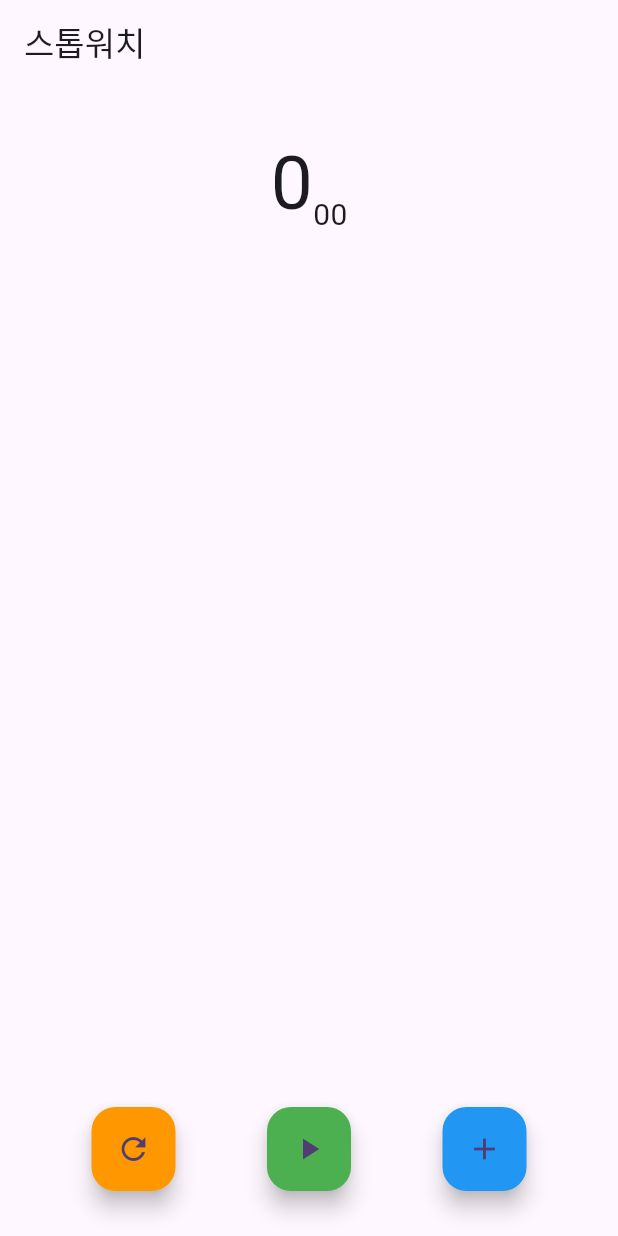
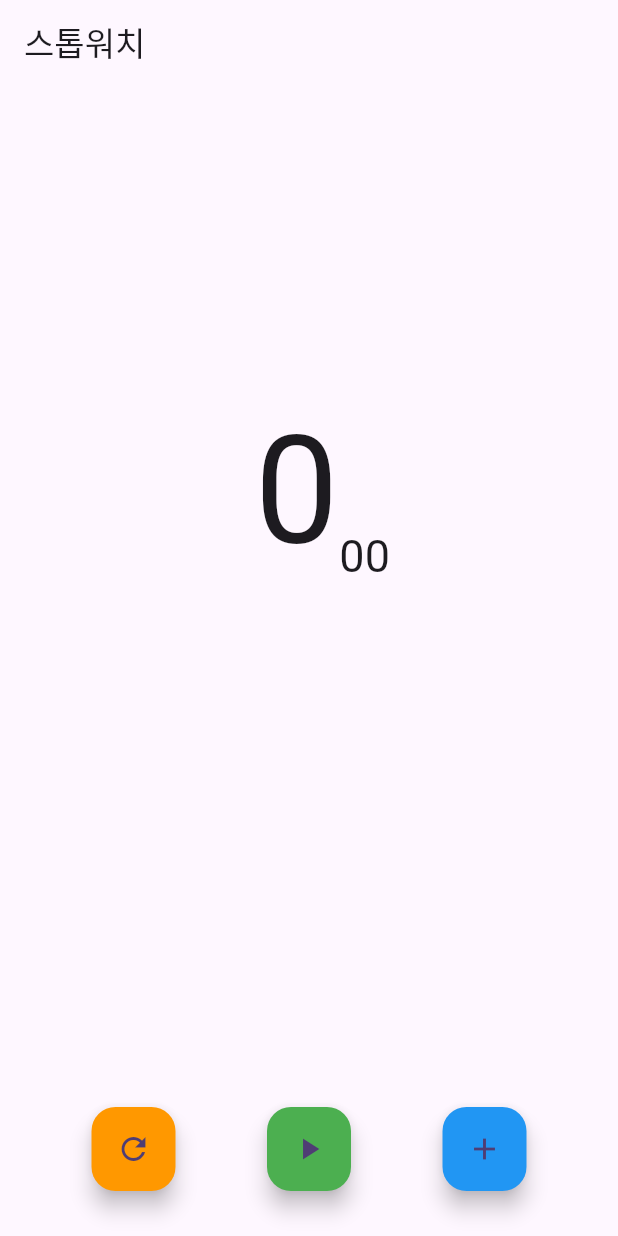
Before and after one commit to Jungin1020/inflearn_flutter_basic, a Flutter app: the screen it shows after launch, on a phone screen of 412 x 824 dp. Run offline on Flutter 3.47's test engine with Material 2 defaults, Android fonts, the phone set to English and light mode, and no system bars; our stand-ins replace firebase_auth, firebase_core, go_router, image_picker, sensors_plus, shared_preferences and 1 more; missing offline and left inert: flutterfire_ui, soundpool; accounts and stored records are empty.

Commit message:
FEAT: 숫자 위치, 스타일 변경

```diff
--- a/basic_02_stop_watch/lib/ui/stop_watch_screen.dart
+++ b/basic_02_stop_watch/lib/ui/stop_watch_screen.dart
@@ -15,7 +15,7 @@ class _StopWatchScreenState extends State<StopWatchScreen> {
   int _time = 0;
   bool _isRunning = false;
 
-  List<String> _lapTimes = [];
+  final List<String> _lapTimes = [];
 
   void _clickButton() {
     _isRunning = !_isRunning;
@@ -67,21 +67,30 @@ class _StopWatchScreenState extends State<StopWatchScreen> {
       ),
       body: Column(
         children: [
-          const SizedBox(height: 30),
+          const SizedBox(height: 200),
           Row(
             mainAxisAlignment: MainAxisAlignment.center,
             crossAxisAlignment: CrossAxisAlignment.end,
             children: [
-              Text(
-                '$sec',
-                style: const TextStyle(
-                  fontSize: 50,
+              SizedBox(width: 20),
+              SizedBox(
+                width: 100,
+                child: Text(
+                  '$sec',
+                  textAlign: TextAlign.end,
+                  style: const TextStyle(
+                    fontSize: 100,
+                  ),
                 ),
               ),
-              Text(
-                '$hundredth',
-                style: const TextStyle(
-                  fontSize: 20,
+              SizedBox(
+                height: 50,
+                width: 80,
+                child: Text(
+                  hundredth,
+                  style: const TextStyle(
+                    fontSize: 30,
+                  ),
                 ),
               ),
             ],
```
